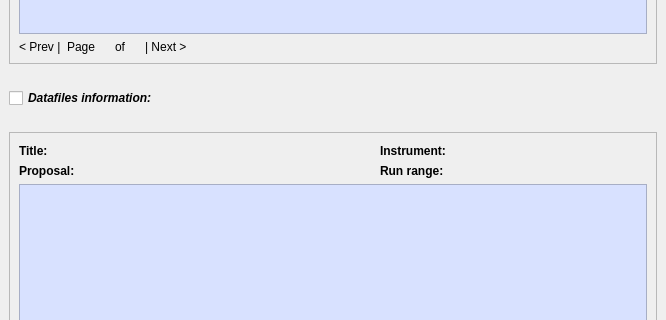
Qt form Code/Mantid/MantidQt/MantidWidgets/inc/MantidQtMantidWidgets/ICatSearch2.ui (mantidproject/mantid) before a commit; both pictures show x 0 to 666 and y 522 to 842 of the 666 by 945 pixel window.
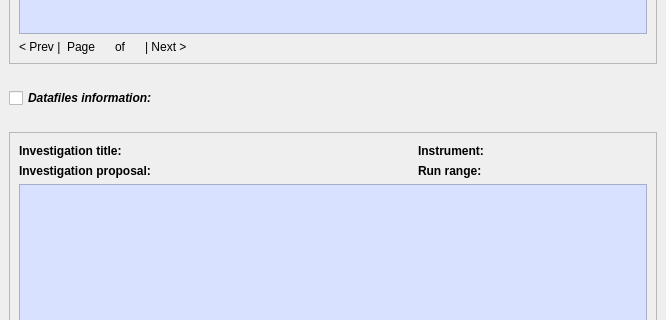
The same form after that commit.

Commit message: Improvement to user experience by showing max 2 frames. Refs #7637.

The edit to the form file:
```diff
--- a/Code/Mantid/MantidQt/MantidWidgets/inc/MantidQtMantidWidgets/ICatSearch2.ui
+++ b/Code/Mantid/MantidQt/MantidWidgets/inc/MantidQtMantidWidgets/ICatSearch2.ui
@@ -698,7 +698,7 @@
              </font>
             </property>
             <property name="text">
-             <string>Title:</string>
+             <string>Investigation title:</string>
             </property>
            </widget>
           </item>
@@ -768,7 +768,7 @@
              </font>
             </property>
             <property name="text">
-             <string>Proposal:</string>
+             <string>Investigation proposal:</string>
             </property>
            </widget>
           </item>
```
Left out of the diff: 2 changed lines with no effect on the pictures. The commit also changes 2 other files.
